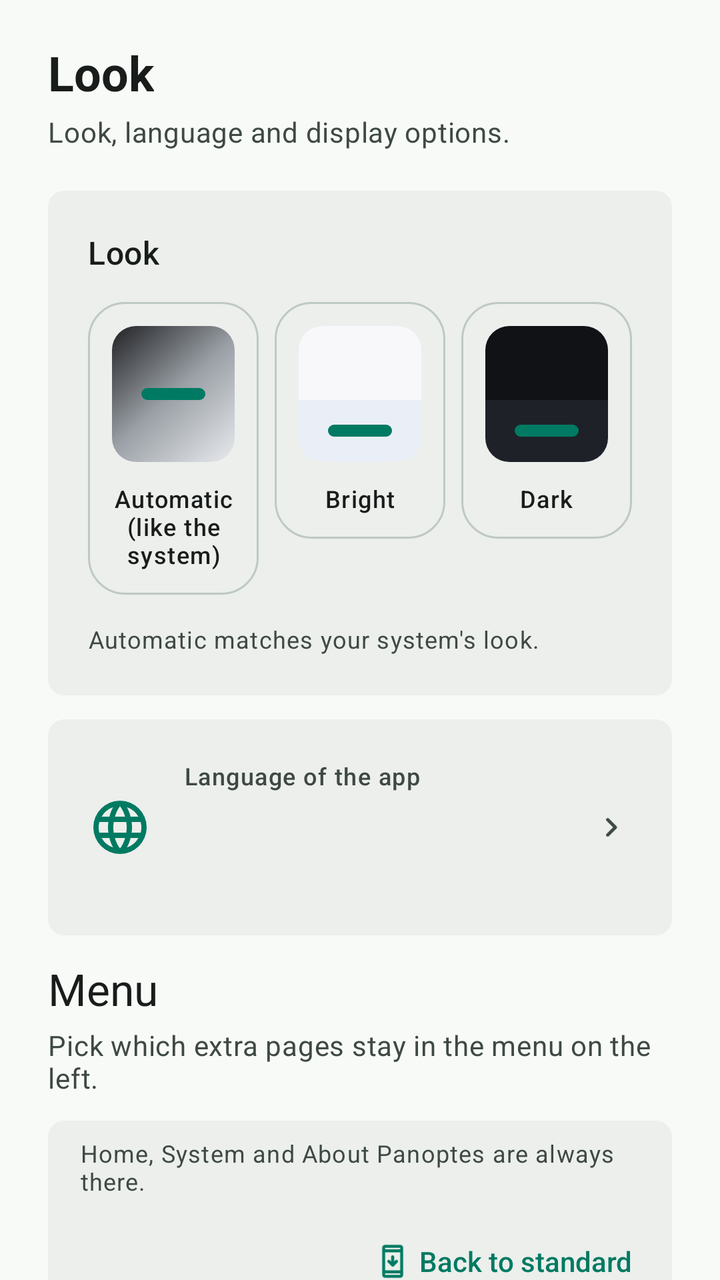
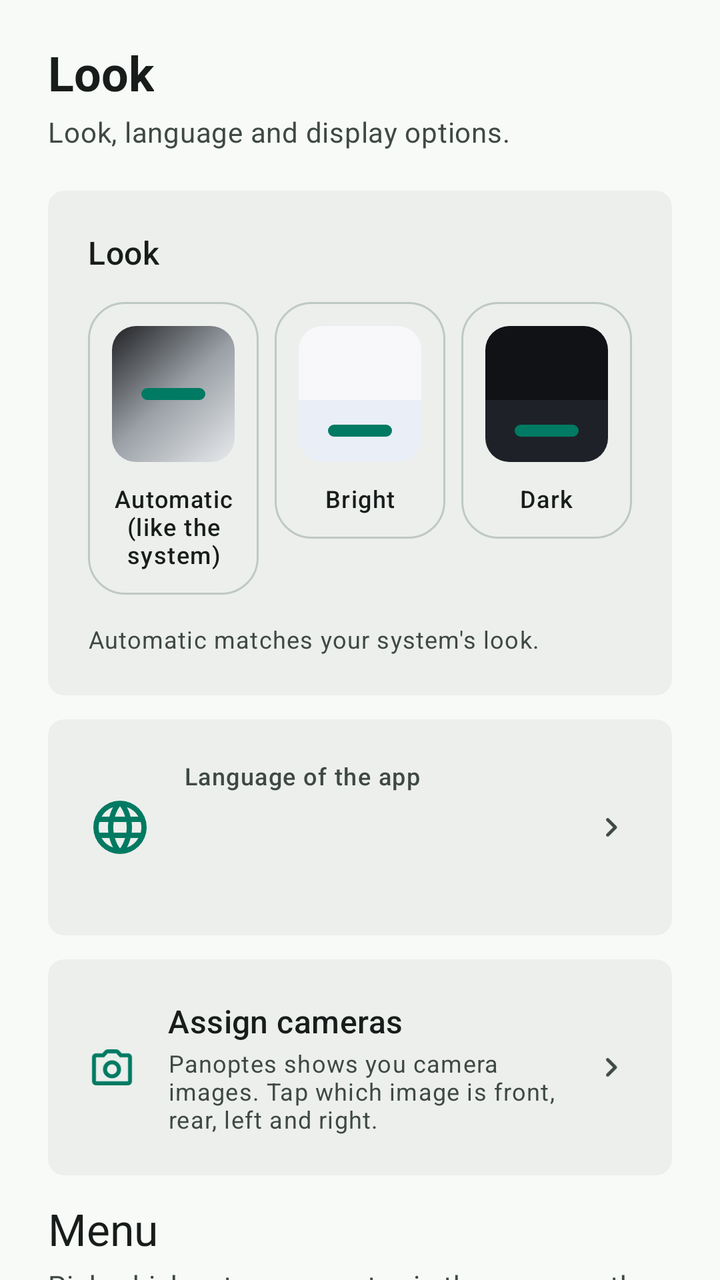

An Android layout rendered at two revisions. The XML below is the earlier revision; the diff shows what the commit changed to produce the second picture.
<!-- AndroidManifest.xml: application theme Theme.SurfMate.M3 -->
<!-- res/layout/fragment_settings_appearance.xml -->
<?xml version="1.0" encoding="utf-8"?>
<androidx.core.widget.NestedScrollView xmlns:android="http://schemas.android.com/apk/res/android"
    xmlns:app="http://schemas.android.com/apk/res-auto"
    android:layout_width="match_parent"
    android:layout_height="match_parent"
    android:fillViewport="true">

    <LinearLayout
        android:layout_width="match_parent"
        android:layout_height="wrap_content"
        android:orientation="vertical"
        android:paddingHorizontal="@dimen/page_padding_horizontal"
        android:paddingTop="@dimen/page_padding_top"
        android:paddingBottom="@dimen/page_padding_bottom">

        
        <TextView
            android:layout_width="wrap_content"
            android:layout_height="wrap_content"
            android:text="@string/settings_section_appearance"
            android:textAppearance="@style/TextAppearance.Material3.HeadlineSmall"
            android:textColor="?attr/colorOnSurface"
            android:textStyle="bold" />

        <TextView
            android:layout_width="match_parent"
            android:layout_height="wrap_content"
            android:layout_marginTop="4dp"
            android:layout_marginBottom="@dimen/page_padding_top"
            android:text="@string/settings_appearance_subtitle"
            android:textAppearance="@style/TextAppearance.Material3.BodyMedium"
            android:textColor="?attr/colorOnSurfaceVariant" />

        
        <com.google.android.material.card.MaterialCardView
            android:layout_width="match_parent"
            android:layout_height="wrap_content"
            android:layout_marginBottom="@dimen/card_gap_vertical"
            app:cardBackgroundColor="?attr/colorSurfaceContainer"
            app:cardCornerRadius="@dimen/card_radius_standard"
            app:cardElevation="0dp">

            <LinearLayout
                android:layout_width="match_parent"
                android:layout_height="wrap_content"
                android:orientation="vertical"
                android:padding="@dimen/card_padding_standard">

                <TextView
                    android:layout_width="wrap_content"
                    android:layout_height="wrap_content"
                    android:text="@string/settings_theme_label"
                    android:textAppearance="@style/TextAppearance.Material3.TitleMedium"
                    android:textColor="?attr/colorOnSurface" />

                
                <LinearLayout
                    android:id="@+id/themeToggleGroup"
                    android:layout_width="match_parent"
                    android:layout_height="wrap_content"
                    android:layout_marginTop="14dp"
                    android:baselineAligned="false"
                    android:orientation="horizontal">

                    
                    <FrameLayout
                        android:id="@+id/themeAuto"
                        android:layout_width="0dp"
                        android:layout_height="wrap_content"
                        android:layout_marginEnd="4dp"
                        android:layout_weight="1"
                        android:background="@drawable/theme_preview_tile_bg"
                        android:clickable="true"
                        android:focusable="true">

                        <LinearLayout
                            android:layout_width="match_parent"
                            android:layout_height="wrap_content"
                            android:orientation="vertical"
                            android:padding="12dp">

                            
                            <FrameLayout
                                android:layout_width="match_parent"
                                android:layout_height="68dp"
                                android:background="@drawable/theme_preview_auto">

                                <View
                                    android:layout_width="32dp"
                                    android:layout_height="6dp"
                                    android:layout_gravity="center"
                                    android:background="@drawable/theme_preview_accent_chip" />
                            </FrameLayout>

                            <TextView
                                android:layout_width="wrap_content"
                                android:layout_height="wrap_content"
                                android:layout_gravity="center_horizontal"
                                android:layout_marginTop="10dp"
                                android:text="@string/settings_theme_auto"
                                android:textAlignment="center"
                                android:textAppearance="@style/TextAppearance.Material3.LabelMedium"
                                android:textColor="?attr/colorOnSurface" />
                        </LinearLayout>
                    </FrameLayout>

                    
                    <FrameLayout
                        android:id="@+id/themeLight"
                        android:layout_width="0dp"
                        android:layout_height="wrap_content"
                        android:layout_marginHorizontal="4dp"
                        android:layout_weight="1"
                        android:background="@drawable/theme_preview_tile_bg"
                        android:clickable="true"
                        android:focusable="true">

                        <LinearLayout
                            android:layout_width="match_parent"
                            android:layout_height="wrap_content"
                            android:orientation="vertical"
                            android:padding="12dp">

                            
                            <LinearLayout
                                android:layout_width="match_parent"
                                android:layout_height="68dp"
                                android:orientation="vertical">

                                <View
                                    android:layout_width="match_parent"
                                    android:layout_height="0dp"
                                    android:layout_weight="1.2"
                                    android:background="@drawable/theme_preview_light_surface" />

                                <FrameLayout
                                    android:layout_width="match_parent"
                                    android:layout_height="0dp"
                                    android:layout_weight="1"
                                    android:background="@drawable/theme_preview_light_container">

                                    <View
                                        android:layout_width="32dp"
                                        android:layout_height="6dp"
                                        android:layout_gravity="center"
                                        android:background="@drawable/theme_preview_accent_chip" />
                                </FrameLayout>
                            </LinearLayout>

                            <TextView
                                android:layout_width="wrap_content"
                                android:layout_height="wrap_content"
                                android:layout_gravity="center_horizontal"
                                android:layout_marginTop="10dp"
                                android:text="@string/settings_theme_light"
                                android:textAlignment="center"
                                android:textAppearance="@style/TextAppearance.Material3.LabelMedium"
                                android:textColor="?attr/colorOnSurface" />
                        </LinearLayout>
                    </FrameLayout>

                    
                    <FrameLayout
                        android:id="@+id/themeDark"
                        android:layout_width="0dp"
                        android:layout_height="wrap_content"
                        android:layout_marginStart="4dp"
                        android:layout_weight="1"
                        android:background="@drawable/theme_preview_tile_bg"
                        android:clickable="true"
                        android:focusable="true">

                        <LinearLayout
                            android:layout_width="match_parent"
                            android:layout_height="wrap_content"
                            android:orientation="vertical"
                            android:padding="12dp">

                            
                            <LinearLayout
                                android:layout_width="match_parent"
                                android:layout_height="68dp"
                                android:orientation="vertical">

                                <View
                                    android:layout_width="match_parent"
                                    android:layout_height="0dp"
                                    android:layout_weight="1.2"
                                    android:background="@drawable/theme_preview_dark_surface" />

                                <FrameLayout
                                    android:layout_width="match_parent"
                                    android:layout_height="0dp"
                                    android:layout_weight="1"
                                    android:background="@drawable/theme_preview_dark_container">

                                    <View
                                        android:layout_width="32dp"
                                        android:layout_height="6dp"
                                        android:layout_gravity="center"
                                        android:background="@drawable/theme_preview_accent_chip" />
                                </FrameLayout>
                            </LinearLayout>

                            <TextView
                                android:layout_width="wrap_content"
                                android:layout_height="wrap_content"
                                android:layout_gravity="center_horizontal"
                                android:layout_marginTop="10dp"
                                android:text="@string/settings_theme_dark"
                                android:textAlignment="center"
                                android:textAppearance="@style/TextAppearance.Material3.LabelMedium"
                                android:textColor="?attr/colorOnSurface" />
                        </LinearLayout>
                    </FrameLayout>
                </LinearLayout>

                
                <TextView
                    android:id="@+id/tvThemeActiveCaption"
                    android:layout_width="match_parent"
                    android:layout_height="wrap_content"
                    android:layout_marginTop="14dp"
                    android:text="@string/settings_theme_active_auto_caption"
                    android:textAppearance="@style/TextAppearance.Material3.BodySmall"
                    android:textColor="?attr/colorOnSurfaceVariant" />
            </LinearLayout>
        </com.google.android.material.card.MaterialCardView>

        
        <com.google.android.material.card.MaterialCardView
            android:id="@+id/cardLanguage"
            android:layout_width="match_parent"
            android:layout_height="wrap_content"
            android:clickable="true"
            android:focusable="true"
            app:cardBackgroundColor="?attr/colorSurfaceContainer"
            app:cardCornerRadius="@dimen/card_radius_standard"
            app:cardElevation="0dp">

            <LinearLayout
                android:layout_width="match_parent"
                android:layout_height="wrap_content"
                android:orientation="horizontal"
                android:padding="@dimen/card_padding_standard"
                android:gravity="center_vertical">

                <ImageView
                    android:layout_width="@dimen/card_icon_service"
                    android:layout_height="@dimen/card_icon_service"
                    android:contentDescription="@null"
                    android:src="@drawable/ic_language"
                    app:tint="?attr/colorPrimary" />

                <LinearLayout
                    android:layout_width="0dp"
                    android:layout_height="wrap_content"
                    android:layout_marginStart="16dp"
                    android:layout_weight="1"
                    android:orientation="vertical">

                    <TextView
                        android:layout_width="wrap_content"
                        android:layout_height="wrap_content"
                        android:text="@string/settings_language_card_title"
                        android:textAppearance="@style/TextAppearance.Material3.LabelMedium"
                        android:textColor="?attr/colorOnSurfaceVariant" />

                    <TextView
                        android:id="@+id/tvLanguageValue"
                        android:layout_width="wrap_content"
                        android:layout_height="wrap_content"
                        android:layout_marginTop="2dp"
                        android:textAppearance="@style/TextAppearance.Material3.TitleLarge"
                        android:textColor="?attr/colorOnSurface" />

                    <TextView
                        android:id="@+id/tvLanguageCount"
                        android:layout_width="wrap_content"
                        android:layout_height="wrap_content"
                        android:layout_marginTop="4dp"
                        android:textAppearance="@style/TextAppearance.Material3.BodySmall"
                        android:textColor="?attr/colorOnSurfaceVariant" />
                </LinearLayout>

                <ImageView
                    android:layout_width="20dp"
                    android:layout_height="20dp"
                    android:contentDescription="@null"
                    android:src="@drawable/ic_chevron_right"
                    app:tint="?attr/colorOnSurfaceVariant" />
            </LinearLayout>
        </com.google.android.material.card.MaterialCardView>

        <TextView
            android:layout_width="wrap_content"
            android:layout_height="wrap_content"
            android:layout_marginTop="@dimen/section_overline_top"
            android:accessibilityHeading="true"
            android:text="@string/settings_navigation_title"
            android:textAppearance="@style/TextAppearance.Material3.TitleLarge"
            android:textColor="?attr/colorOnSurface" />

        <TextView
            android:layout_width="match_parent"
            android:layout_height="wrap_content"
            android:layout_marginTop="4dp"
            android:text="@string/settings_navigation_subtitle"
            android:textAppearance="@style/TextAppearance.Material3.BodyMedium"
            android:textColor="?attr/colorOnSurfaceVariant" />

        <com.google.android.material.card.MaterialCardView
            android:layout_width="match_parent"
            android:layout_height="wrap_content"
            android:layout_marginTop="12dp"
            app:cardBackgroundColor="?attr/colorSurfaceContainer"
            app:cardCornerRadius="@dimen/card_radius_standard"
            app:cardElevation="0dp">

            <LinearLayout
                android:layout_width="match_parent"
                android:layout_height="wrap_content"
                android:orientation="vertical">

                <LinearLayout
                    android:id="@+id/navigationOptionsContainer"
                    android:layout_width="match_parent"
                    android:layout_height="wrap_content"
                    android:orientation="vertical" />

                <TextView
                    android:layout_width="match_parent"
                    android:layout_height="wrap_content"
                    android:paddingHorizontal="16dp"
                    android:paddingTop="8dp"
                    android:text="@string/settings_navigation_fixed_hint"
                    android:textAppearance="@style/TextAppearance.Material3.BodySmall"
                    android:textColor="?attr/colorOnSurfaceVariant" />

                <com.google.android.material.button.MaterialButton
                    android:id="@+id/navigationResetButton"
                    style="@style/Widget.SurfMate.M3.Button.Text"
                    android:layout_width="wrap_content"
                    android:layout_height="48dp"
                    android:layout_gravity="end"
                    android:layout_marginHorizontal="8dp"
                    android:layout_marginVertical="8dp"
                    android:text="@string/settings_navigation_reset"
                    android:textAllCaps="false"
                    app:icon="@drawable/ic_update" />
            </LinearLayout>
        </com.google.android.material.card.MaterialCardView>
    </LinearLayout>
</androidx.core.widget.NestedScrollView>
<!-- resources referenced by this layout -->
<resources>
  <dimen name="card_gap_vertical">12dp</dimen>
  <dimen name="card_icon_service">32dp</dimen>
  <dimen name="card_padding_standard">20dp</dimen>
  <dimen name="card_radius_standard">8dp</dimen>
  <dimen name="page_padding_bottom">24dp</dimen>
  <dimen name="page_padding_horizontal">24dp</dimen>
  <dimen name="page_padding_top">20dp</dimen>
  <dimen name="section_overline_top">12dp</dimen>
  <string name="settings_navigation_reset">Back to standard</string>
  <string name="settings_navigation_title">Menu</string>
  <string name="settings_section_appearance">Look</string>
  <string name="settings_theme_dark">Dark</string>
  <string name="settings_theme_label">Look</string>
  <string name="settings_theme_light">Bright</string>
  <dimen name="card_radius_accent">8dp</dimen>
  <color name="md_sys_color_primary_light">#007A62</color>
  <color name="md_sys_color_on_primary_light">#FFFFFF</color>
  <color name="md_sys_color_primary_container_light">#78F3CC</color>
  <color name="md_sys_color_on_primary_container_light">#002115</color>
  <color name="md_sys_color_secondary_light">#4B635A</color>
  <color name="md_sys_color_on_secondary_light">#FFFFFF</color>
  <color name="md_sys_color_secondary_container_light">#CDE8DC</color>
  <color name="md_sys_color_tertiary_light">#00658F</color>
  <color name="md_sys_color_on_tertiary_light">#FFFFFF</color>
  <color name="md_sys_color_tertiary_container_light">#C5E7FF</color>
  <color name="md_sys_color_error_light">#BA1A1A</color>
  <color name="md_sys_color_on_error_light">#FFFFFF</color>
  <color name="md_sys_color_error_container_light">#FFDAD6</color>
  <color name="md_sys_color_on_error_container_light">#410002</color>
  <color name="md_sys_color_background_light">#F7FAF7</color>
  <color name="md_sys_color_on_background_light">#181C1A</color>
  <color name="md_sys_color_surface_light">#F7FAF7</color>
  <color name="md_sys_color_on_surface_light">#181C1A</color>
  <color name="md_sys_color_surface_variant_light">#DBE5DD</color>
  <color name="md_sys_color_on_surface_variant_light">#3F4944</color>
  <color name="md_sys_color_surface_dim_light">#D8DBD7</color>
  <color name="md_sys_color_surface_bright_light">#F7FAF7</color>
  <color name="md_sys_color_surface_container_light">#ECEFEC</color>
  <color name="md_sys_color_outline_light">#6F7975</color>
  <color name="md_sys_color_outline_variant_light">#BFC9C3</color>
  <color name="md_sys_color_inverse_surface_light">#2D3130</color>
  <color name="md_sys_color_inverse_on_surface_light">#EEF1ED</color>
  <color name="md_sys_color_inverse_primary_light">#5DDBB6</color>
  <color name="md_sys_color_scrim_light">#000000</color>
  <dimen name="card_radius_dialog">8dp</dimen>
  <dimen name="dialog_button_gap_inset">4dp</dimen>
  <!-- unchanged entries left out for length: 82 -->
</resources>

<!-- the commit's change to res/layout/fragment_settings_appearance.xml (unified diff, before → after) -->
@@ -279,6 +279,64 @@
                         android:layout_width="wrap_content"
                         android:layout_height="wrap_content"
                         android:layout_marginTop="4dp"
+                        android:textAppearance="@style/TextAppearance.Material3.BodySmall"
+                        android:textColor="?attr/colorOnSurfaceVariant" />
+                </LinearLayout>
+
+                <ImageView
+                    android:layout_width="20dp"
+                    android:layout_height="20dp"
+                    android:contentDescription="@null"
+                    android:src="@drawable/ic_chevron_right"
+                    app:tint="?attr/colorOnSurfaceVariant" />
+            </LinearLayout>
+        </com.google.android.material.card.MaterialCardView>
+
+        
+        <com.google.android.material.card.MaterialCardView
+            android:id="@+id/cardCameraMapping"
+            android:layout_width="match_parent"
+            android:layout_height="wrap_content"
+            android:layout_marginTop="@dimen/card_gap_vertical"
+            android:clickable="true"
+            android:focusable="true"
+            app:cardBackgroundColor="?attr/colorSurfaceContainer"
+            app:cardCornerRadius="@dimen/card_radius_standard"
+            app:cardElevation="0dp">
+
+            <LinearLayout
+                android:layout_width="match_parent"
+                android:layout_height="wrap_content"
+                android:gravity="center_vertical"
+                android:orientation="horizontal"
+                android:padding="@dimen/card_padding_standard">
+
+                <ImageView
+                    android:layout_width="@dimen/card_icon_standard"
+                    android:layout_height="@dimen/card_icon_standard"
+                    android:contentDescription="@null"
+                    android:src="@drawable/ic_camera_probe"
+                    app:tint="?attr/colorPrimary" />
+
+                <LinearLayout
+                    android:layout_width="0dp"
+                    android:layout_height="wrap_content"
+                    android:layout_marginStart="16dp"
+                    android:layout_weight="1"
+                    android:orientation="vertical">
+
+                    <TextView
+                        android:layout_width="wrap_content"
+                        android:layout_height="wrap_content"
+                        android:text="@string/einr_kameras_titel"
+                        android:textAppearance="@style/TextAppearance.Material3.TitleMedium"
+                        android:textColor="?attr/colorOnSurface" />
+
+                    <TextView
+                        android:layout_width="wrap_content"
+                        android:layout_height="wrap_content"
+                        android:layout_marginTop="2dp"
+                        android:text="@string/einr_kameras_text"
                         android:textAppearance="@style/TextAppearance.Material3.BodySmall"
                         android:textColor="?attr/colorOnSurfaceVariant" />
                 </LinearLayout>
<!-- resource entries referenced after the edit -->
@@ -2,12 +2,32 @@
 <resources>
   <dimen name="card_gap_vertical">12dp</dimen>
   <dimen name="card_icon_service">32dp</dimen>
+  <dimen name="card_icon_standard">24dp</dimen>
   <dimen name="card_padding_standard">20dp</dimen>
   <dimen name="card_radius_standard">8dp</dimen>
   <dimen name="page_padding_bottom">24dp</dimen>
   <dimen name="page_padding_horizontal">24dp</dimen>
   <dimen name="page_padding_top">20dp</dimen>
   <dimen name="section_overline_top">12dp</dimen>
+  <!-- drawable ic_camera_probe (drawable) -->
+  <?xml version="1.0" encoding="utf-8"?>
+  <vector xmlns:android="http://schemas.android.com/apk/res/android"
+      android:width="24dp"
+      android:height="24dp"
+      android:viewportWidth="24"
+      android:viewportHeight="24"
+      android:tint="?attr/colorOnSurfaceVariant">
+      <group
+          android:scaleX="0.025"
+          android:scaleY="0.025"
+          android:translateY="24">
+          <path
+              android:fillColor="@android:color/white"
+              android:pathData="M480-260q75 0 127.5-52.5T660-440q0-75-52.5-127.5T480-620q-75 0-127.5 52.5T300-440q0 75 52.5 127.5T480-260Zm0-80q-42 0-71-29t-29-71q0-42 29-71t71-29q42 0 71 29t29 71q0 42-29 71t-71 29ZM160-120q-33 0-56.5-23.5T80-200v-480q0-33 23.5-56.5T160-760h126l50-54q11-12 26.5-19t32.5-7h170q17 0 32.5 7t26.5 19l50 54h126q33 0 56.5 23.5T880-680v480q0 33-23.5 56.5T800-120H160Zm0-80h640v-480H638l-73-80H395l-73 80H160v480Zm320-240Z"/>
+      </group>
+  </vector>
+  <string name="einr_kameras_text">Panoptes shows you camera images. Tap which image is front, rear, left and right.</string>
+  <string name="einr_kameras_titel">Assign cameras</string>
   <string name="settings_navigation_reset">Back to standard</string>
   <string name="settings_navigation_title">Menu</string>
   <string name="settings_section_appearance">Look</string>
